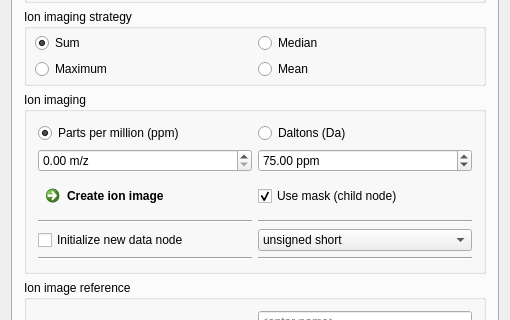
The window that Plugins/org.mitk.gui.qt.m2.Data/src/internal/m2Data.ui (m2aia/m2aia) describes before a commit, drawn with Qt 5; both pictures show x 0 to 510 and y 294 to 614 of the 510 by 864 pixel window.
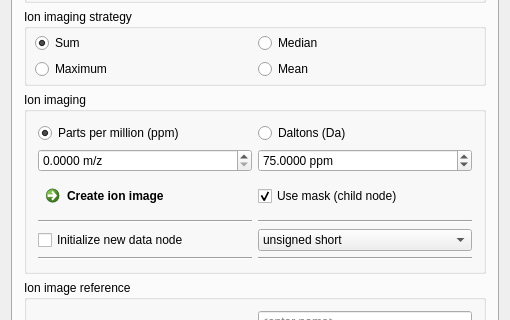
The same window after the commit.

Commit message: update data view

The edit to the form file:
```diff
--- a/Plugins/org.mitk.gui.qt.m2.Data/src/internal/m2Data.ui
+++ b/Plugins/org.mitk.gui.qt.m2.Data/src/internal/m2Data.ui
@@ -674,10 +674,10 @@
                <string> ppm</string>
               </property>
               <property name="decimals">
-               <number>2</number>
+               <number>4</number>
               </property>
               <property name="maximum">
-               <double>1000.000000000000000</double>
+               <double>9999.000000000000000</double>
               </property>
               <property name="value">
                <double>75.000000000000000</double>
@@ -709,6 +709,9 @@
               <property name="suffix">
                <string> m/z</string>
               </property>
+              <property name="decimals">
+               <number>4</number>
+              </property>
               <property name="maximum">
                <double>999999.000000000000000</double>
               </property>
```
Left out of the diff: 3 changed lines with no effect on the pictures.
